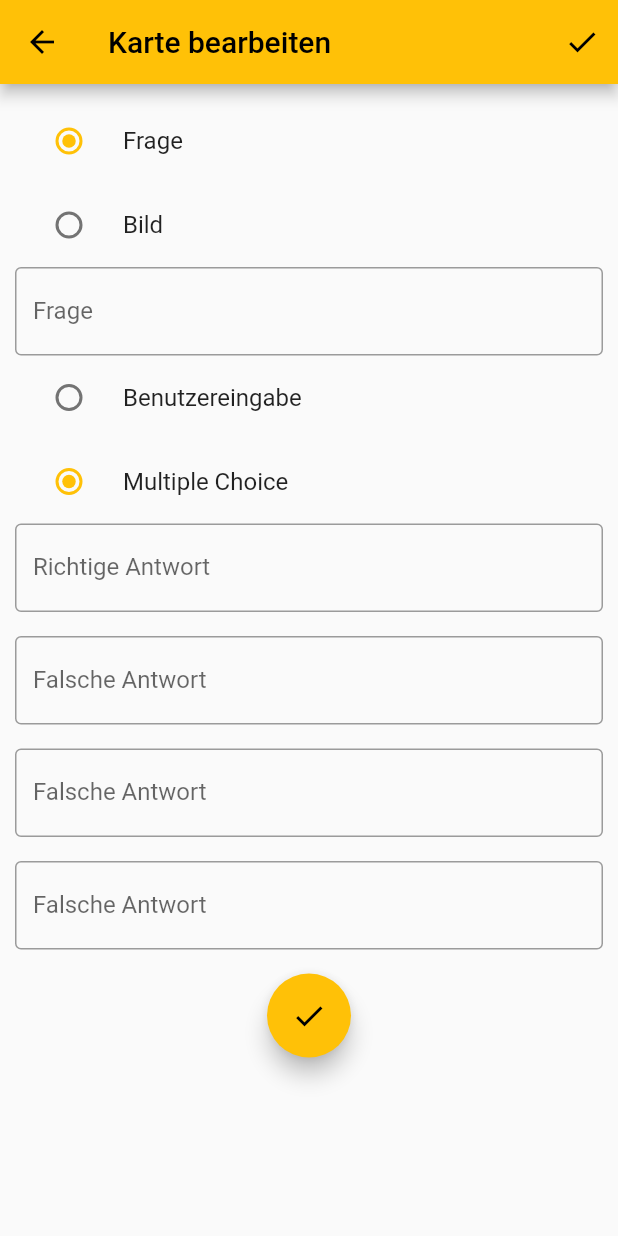
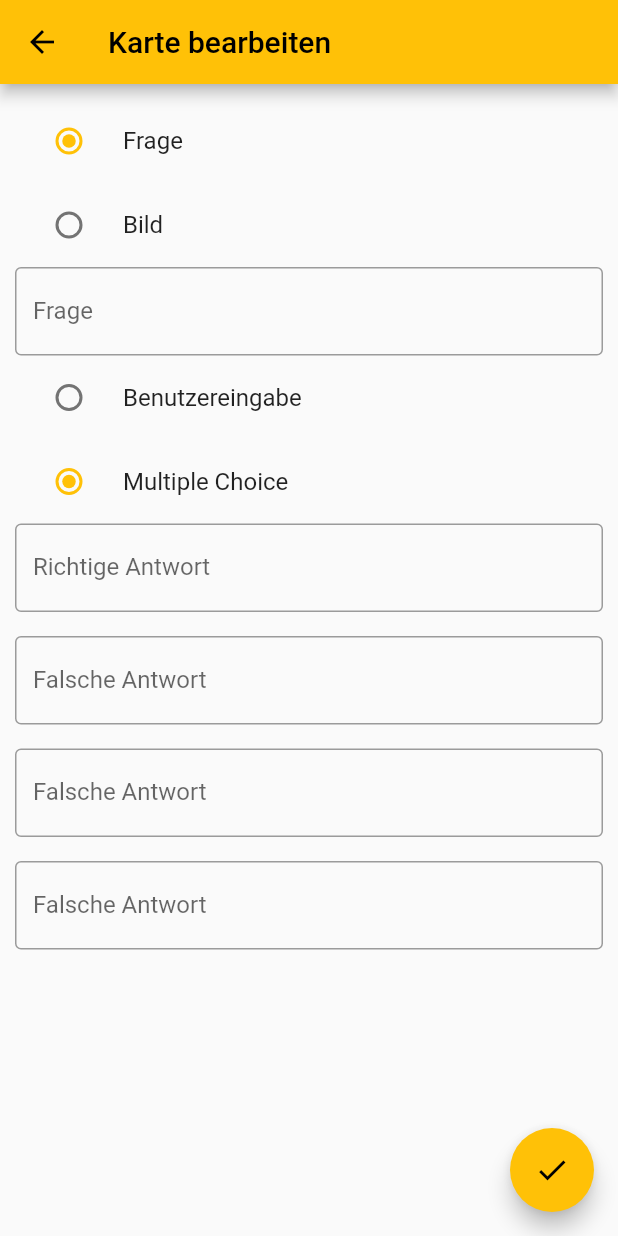
Before and after one commit to BogyMitutoyoCTL/BOGY-App-2022-10, a Flutter app: the EditQuestion screen opened directly with empty values, on a phone screen of 412 x 824 dp. Run offline on Flutter 3.47's test engine with Material 2 defaults, Android fonts, the phone set to English and light mode, and no system bars; our stand-ins replace image_picker; statements that could not run were skipped.

Commit message:
Haken aus Appbar in EditQuestion entfernt und Floating Action Button nach rechts geschoben

```diff
--- a/Source/lib/EditQuestion.dart
+++ b/Source/lib/EditQuestion.dart
@@ -92,9 +92,8 @@ class _EditQuestionState extends State<EditQuestion> {
   @override
   Widget build(BuildContext context) {
     return Scaffold(
-      appBar: AppBar(title: Text("Karte bearbeiten"), actions: [
-        IconButton(onPressed: deleteStack, icon: Icon(Icons.check))
-      ]),
+      appBar: AppBar(title: Text("Karte bearbeiten"),
+      ),
       body: ListView(
         children: [
           Padding(
@@ -156,18 +155,15 @@ class _EditQuestionState extends State<EditQuestion> {
                       ),
                     )
                   ] +
-                  multipleChoiceWidgets() +
-                  [
-                    const Padding(padding: EdgeInsets.all(8.0)),
-                    FloatingActionButton(
-                      onPressed: save,
-                      child: const Icon(Icons.check),
-                    ),
-                  ],
+                  multipleChoiceWidgets()
             ),
           ),
         ],
       ),
+floatingActionButton: FloatingActionButton(
+    onPressed: save,
+    child: const Icon(Icons.check),
+),
     );
   }
 
```
